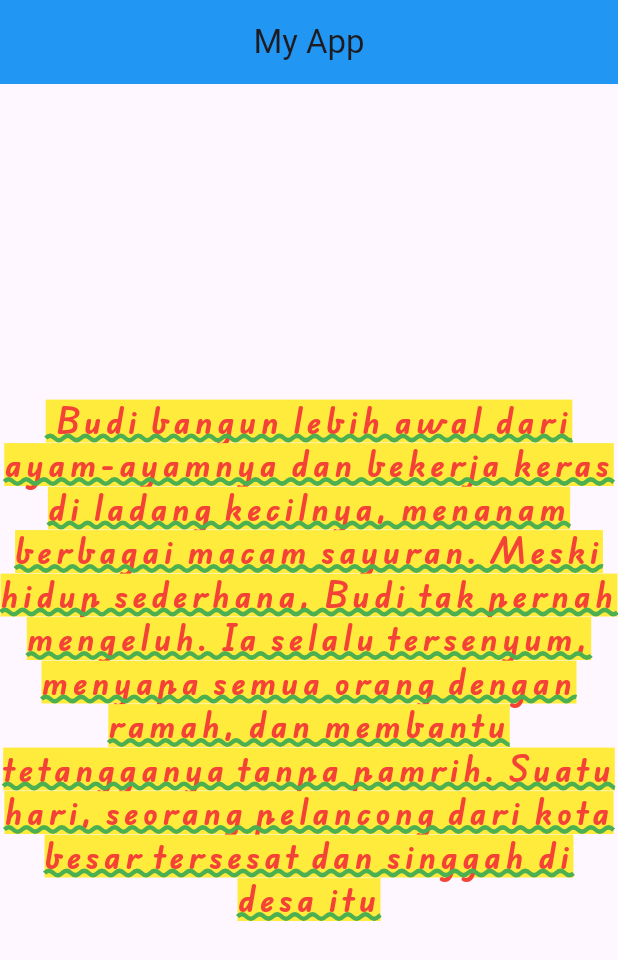
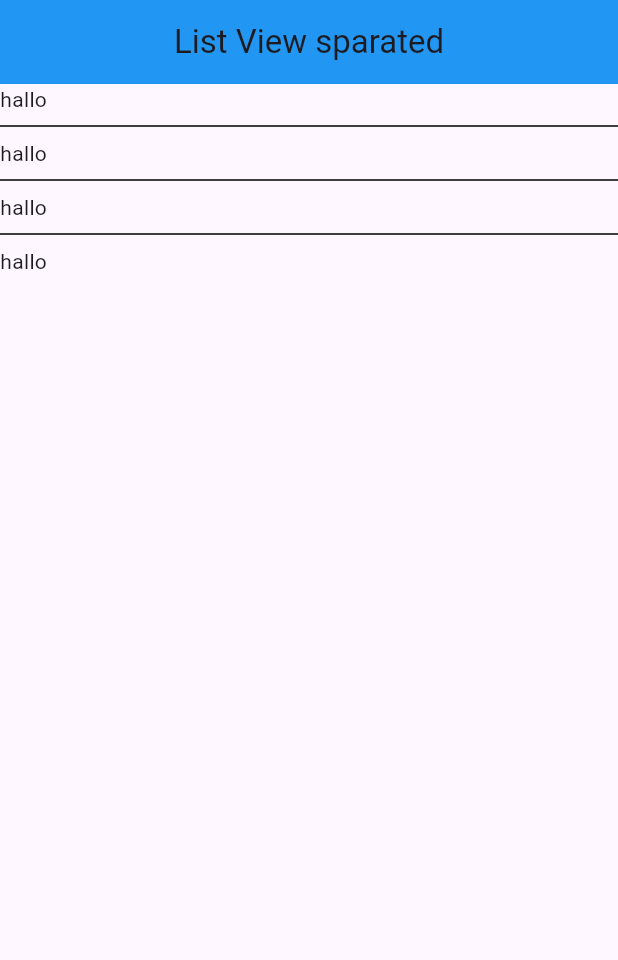
Before and after one commit to FaustaAkbar/learnFLutter1, a Flutter app: the screen it shows after launch, on a phone screen of 412 x 824 dp. Shown: the top 960 px of the screen. Run offline on Flutter 3.47's test engine with Material 3 defaults, Android fonts, the light colour scheme and no system bars.

Commit message:
Test listView

```diff
--- a/lib/main.dart
+++ b/lib/main.dart
@@ -1,10 +1,10 @@
 import 'package:flutter/material.dart';
 
 void main() {
-  runApp(myApp());
+  runApp(MyApp());
 }
 
-class myApp extends StatelessWidget {
+class MyApp extends StatelessWidget {
   @override
   Widget build(BuildContext context) {
     // TODO: implement build
@@ -12,28 +12,20 @@
       debugShowCheckedModeBanner: false,
       home: Scaffold(
         appBar: AppBar(
+          title: Text("List View sparated"),
           centerTitle: true,
-          title: Text(
-            "My App",
-          ),
           backgroundColor: Colors.blue,
         ),
-        body: Center(
-          child: Text(
-            " Budi bangun lebih awal dari ayam-ayamnya dan bekerja keras di ladang kecilnya, menanam berbagai macam sayuran. Meski hidup sederhana, Budi tak pernah mengeluh. Ia selalu tersenyum, menyapa semua orang dengan ramah, dan membantu tetangganya tanpa pamrih. Suatu hari, seorang pelancong dari kota besar tersesat dan singgah di desa itu",
-            textAlign: TextAlign.center,
-            style: TextStyle(
-                decoration: TextDecoration.underline,
-                decorationStyle: TextDecorationStyle.wavy,
-                decorationThickness: 3,
-                decorationColor: Colors.green,
-                backgroundColor: Colors.yellow,
-                fontFamily: 'Fausta',
-                fontWeight: FontWeight.bold,
-                letterSpacing: 3,
-                color: Colors.red,
-                fontSize: 20),
-          ),
+        body: ListView.separated(
+          itemCount: 4,
+          separatorBuilder: (context, index) {
+            return Divider(
+              color: Colors.black,
+            );
+          },
+          itemBuilder: (context, index) {
+            return Text("hallo");
+          },
         ),
       ),
     );
```
